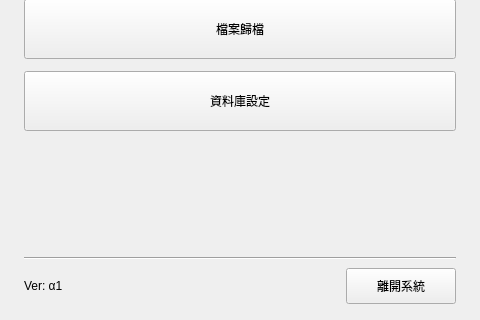
Old version of the form layouts/main_menu.ui in the repository jerrygskk/project_police; both pictures show x 0 to 480 and y 420 to 740 of the 480 by 740 pixel window.
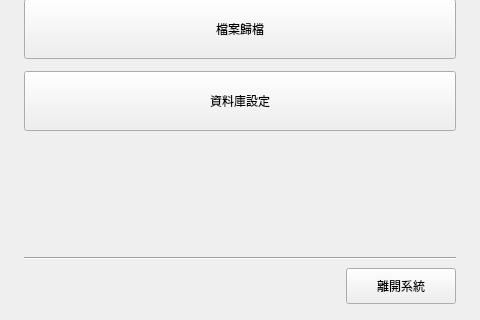
New version of the form.

Patch:
```diff
--- a/layouts/main_menu.ui
+++ b/layouts/main_menu.ui
@@ -139,7 +139,7 @@
      <property name="topMargin"><number>8</number></property>
      <item>
       <widget class="QLabel" name="versionLabel">
-       <property name="text"><string>Ver: α1</string></property>
+       <property name="text"><string/></property>
       </widget>
      </item>
      <item>
```
